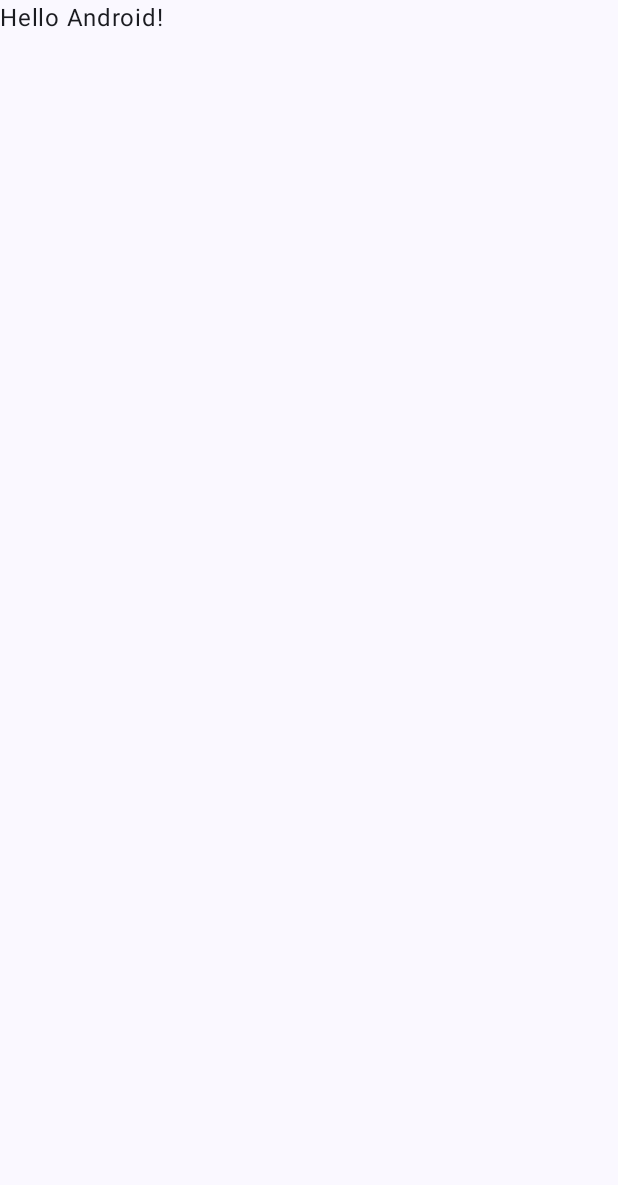
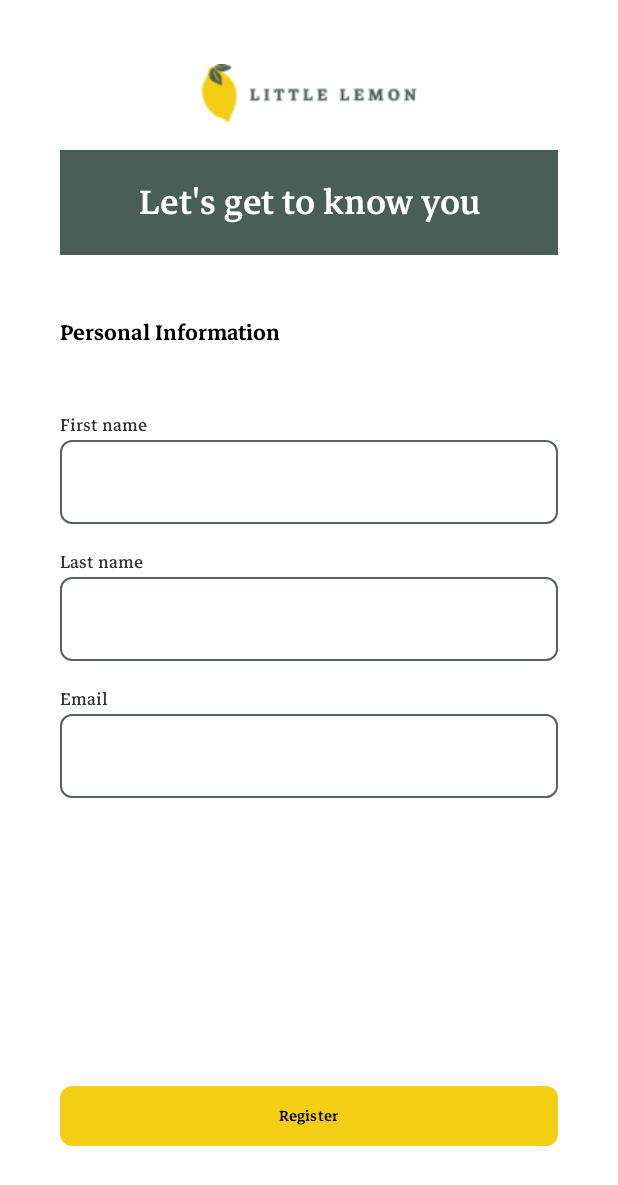
Before and after one commit to GwakoSyprose/little-lemon, an Android app built with Jetpack Compose: the screen it shows after launch (MainActivity), on a phone screen of 412 x 824 dp. Before the commit the part shown is almost empty. Shown: the top 1185 px of the screen. Run offline under Robolectric (Android 15) with nearby library versions, the phone set to English and light mode, and no system bars.

Commit message:
add navigation and profile screen

```diff
--- /dev/null
+++ b/app/src/main/java/dev/syprosegwako/littlelemon/Destinations.kt
@@ -0,0 +1,17 @@
+package dev.syprosegwako.littlelemon
+
+interface Destinations {
+    val route: String
+}
+
+object Onboarding: Destinations {
+    override val route = "Onboarding"
+}
+
+object Home: Destinations {
+    override val route = "Home"
+}
+
+object Profile: Destinations {
+    override val route = "Profile"
+}
--- a/app/src/main/java/dev/syprosegwako/littlelemon/MainActivity.kt
+++ b/app/src/main/java/dev/syprosegwako/littlelemon/MainActivity.kt
@@ -11,6 +11,7 @@ import androidx.compose.material3.Text
 import androidx.compose.runtime.Composable
 import androidx.compose.ui.Modifier
 import androidx.compose.ui.tooling.preview.Preview
+import androidx.navigation.compose.rememberNavController
 import dev.syprosegwako.littlelemon.ui.theme.LittleLemonTheme
 
 class MainActivity : ComponentActivity() {
@@ -18,30 +19,12 @@ class MainActivity : ComponentActivity() {
         super.onCreate(savedInstanceState)
         enableEdgeToEdge()
         setContent {
+            val navController = rememberNavController()
             LittleLemonTheme {
                 Scaffold(modifier = Modifier.fillMaxSize()) { innerPadding ->
-                    Greeting(
-                        name = "Android",
-                        modifier = Modifier.padding(innerPadding)
-                    )
+                    Navigation(navController,  modifier = Modifier.padding(innerPadding))
                 }
             }
         }
     }
 }
-
-@Composable
-fun Greeting(name: String, modifier: Modifier = Modifier) {
-    Text(
-        text = "Hello $name!",
-        modifier = modifier
-    )
-}
-
-@Preview(showBackground = true)
-@Composable
-fun GreetingPreview() {
-    LittleLemonTheme {
-        Greeting("Android")
-    }
-}
--- /dev/null
+++ b/app/src/main/java/dev/syprosegwako/littlelemon/Navigation.kt
@@ -0,0 +1,37 @@
+package dev.syprosegwako.littlelemon
+
+import androidx.compose.runtime.Composable
+import androidx.compose.runtime.remember
+import androidx.compose.ui.Modifier
+import androidx.compose.ui.platform.InspectableModifier
+import androidx.compose.ui.platform.LocalContext
+import androidx.navigation.NavHostController
+import androidx.navigation.compose.NavHost
+import androidx.navigation.compose.composable
+import dev.syprosegwako.littlelemon.utils.PreferencesManager
+
+@Composable
+fun Navigation(navController: NavHostController, modifier: Modifier){
+
+    val context = LocalContext.current
+    val preferencesManager = remember { PreferencesManager(context) }
+    preferencesManager.clearAllData()
+
+    val firstname = preferencesManager.getData("FIRST_NAME", "")
+    val startDestination = if(firstname.isBlank()) Onboarding.route else Home.route
+
+    NavHost(navController = navController, startDestination = startDestination ) {
+        composable(Onboarding.route){
+            Onboarding(navController)
+        }
+
+        composable(Home.route){
+            Home(navController)
+        }
+
+        composable(Profile.route){
+            Profile(navController)
+        }
+
+    }
+}
--- a/app/src/main/java/dev/syprosegwako/littlelemon/Onboarding.kt
+++ b/app/src/main/java/dev/syprosegwako/littlelemon/Onboarding.kt
@@ -1,5 +1,6 @@
 package dev.syprosegwako.littlelemon
 
+import android.app.LocaleManager
 import androidx.compose.foundation.Image
 import androidx.compose.foundation.background
 import androidx.compose.foundation.layout.Column
@@ -20,43 +21,63 @@ import androidx.compose.material3.Text
 import androidx.compose.runtime.Composable
 import androidx.compose.runtime.getValue
 import androidx.compose.runtime.mutableStateOf
+import androidx.compose.runtime.remember
 import androidx.compose.runtime.saveable.rememberSaveable
 import androidx.compose.runtime.setValue
 import androidx.compose.ui.Alignment
 import androidx.compose.ui.Modifier
 import androidx.compose.ui.graphics.Color
 import androidx.compose.ui.layout.ContentScale
+import androidx.compose.ui.platform.LocalContext
 import androidx.compose.ui.res.colorResource
 import androidx.compose.ui.res.painterResource
+import androidx.compose.ui.text.font.FontWeight
 import androidx.compose.ui.text.input.KeyboardType
 import androidx.compose.ui.text.style.TextAlign
 import androidx.compose.ui.tooling.preview.Preview
 import androidx.compose.ui.unit.dp
+import androidx.navigation.NavController
+import androidx.navigation.NavHostController
+import androidx.navigation.compose.rememberNavController
+import dev.syprosegwako.littlelemon.utils.PreferencesManager
+import dev.syprosegwako.littlelemon.utils.displayText
+import dev.syprosegwako.littlelemon.utils.inputFieldTextStyle
+import dev.syprosegwako.littlelemon.utils.markaziTextFamily
+import dev.syprosegwako.littlelemon.utils.paragraphTitleTextStyle
 
 @Composable
-fun Onboarding(){
+fun Onboarding(navController: NavController) {
+
+    val context = LocalContext.current
+    val preferencesManager = remember { PreferencesManager(context) }
+
     var firstName by rememberSaveable { mutableStateOf("") }
     var lastName by rememberSaveable { mutableStateOf("") }
     var email by rememberSaveable { mutableStateOf("") }
+    var validationText by rememberSaveable { mutableStateOf("") }
+
+    val isError = firstName.isBlank() && lastName.isBlank() && email.isBlank()
+
+    fun processRegistration() {
+        if (isError) {
+            validationText = "Registration unsuccessful. Please enter all data."
+        } else {
+            preferencesManager.saveData("FIRST_NAME", firstName)
+            preferencesManager.saveData("LAST_NAME", lastName)
+            preferencesManager.saveData("EMAIL", email)
+            validationText = "Registration successful!"
+            navController.navigate(Home.route)
+        }
+    }
 
     Column(
         Modifier
             .fillMaxSize()
             .background(color = Color.White)
-            .padding(16.dp)
+            .padding(40.dp)
     ) {
         //logo
-            Image(
-                painter = painterResource(id = R.drawable.logo),
-                contentDescription = "Logo",
-                contentScale = ContentScale.FillWidth,
-                modifier = Modifier
-                    .width(180.dp)
-                    .height(60.dp)
-                    .padding(bottom = 16.dp)
-                    .background(colorResource(id = R.color.white))
-                    .align(Alignment.CenterHorizontally)
-            )
+        Logo(modifier = Modifier.align(Alignment.CenterHorizontally))
         //header
         Text(
             text = "Let's get to know you",
@@ -96,14 +117,22 @@ fun Onboarding(){
             onValueChange = { email = it },
             keyboardType = KeyboardType.Email
         )
+        //validation text
+        Text(
+            text = validationText,
+            color = if (isError) colorResource(R.color.red) else colorResource(R.color.primary1),
+            fontFamily = markaziTextFamily,
+            fontWeight = FontWeight.Medium
+        )
+
         // Spacer to push the button to the bottom
         Spacer(modifier = Modifier.weight(1f))
         //button
         Button(
-            onClick = { /*TODO*/ },
             colors = ButtonDefaults.buttonColors(colorResource(id = R.color.primary2)),
             shape = RoundedCornerShape(8.dp),
-            modifier = Modifier.fillMaxWidth()
+            modifier = Modifier.fillMaxWidth().padding(bottom = 16.dp),
+            onClick = { processRegistration() }
         )
         {
             Text(
@@ -117,10 +146,25 @@ fun Onboarding(){
 }
 
 @Composable
+fun Logo(modifier: Modifier){
+    Image(
+        painter = painterResource(id = R.drawable.logo),
+        contentDescription = "Logo",
+        contentScale = ContentScale.FillWidth,
+        modifier = modifier
+            .width(180.dp)
+            .height(60.dp)
+            .padding(bottom = 16.dp)
+            .background(colorResource(id = R.color.white))
+    )
+}
+
+@Composable
 fun GenericTextField(
     label: String,
     value: String,
     onValueChange: (String) -> Unit,
+    readOnly: Boolean = false,
     keyboardType: KeyboardType = KeyboardType.Text
 ) {
     Column {
@@ -141,6 +185,7 @@ fun GenericTextField(
                 cursorColor = colorResource(id = R.color.primary1)
             ),
             maxLines = 1,
+            readOnly = readOnly,
             singleLine = true,
             modifier = Modifier
                 .fillMaxWidth()
@@ -148,8 +193,10 @@ fun GenericTextField(
         )
     }
 }
+
 @Preview(backgroundColor = 1, showBackground = true)
 @Composable
-fun OnboardingPreview(){
-    Onboarding()
+fun OnboardingPreview() {
+    val navController = rememberNavController()
+    Onboarding(navController)
 }
--- /dev/null
+++ b/app/src/main/java/dev/syprosegwako/littlelemon/utils/PreferencesManager.kt
@@ -0,0 +1,25 @@
+package dev.syprosegwako.littlelemon.utils
+
+import android.content.Context
+import android.content.SharedPreferences
+
+class PreferencesManager(context: Context) {
+    private val sharedPreferences: SharedPreferences =
+        context.getSharedPreferences("LittleLemonPrefs", Context.MODE_PRIVATE)
+
+    fun saveData(key: String, value: String) {
+        val editor = sharedPreferences.edit()
+        editor.putString(key, value)
+        editor.apply()
+    }
+
+    fun getData(key: String, defaultValue: String): String {
+        return sharedPreferences.getString(key, defaultValue) ?: defaultValue
+    }
+
+    fun clearAllData() {
+        val editor = sharedPreferences.edit()
+        editor.clear()
+        editor.apply()
+    }
+}
--- a/app/src/main/res/values/colors.xml
+++ b/app/src/main/res/values/colors.xml
@@ -9,6 +9,7 @@
 
     <color name="black">#FF000000</color>
     <color name="white">#FFFFFFFF</color>
+    <color name="red">#B11819</color>
 
 
 </resources>
```
Also changed, not shown: app/src/main/java/dev/syprosegwako/littlelemon/Home.kt (added, +18 -0 lines), app/src/main/java/dev/syprosegwako/littlelemon/Profile.kt (added, +105 -0 lines), app/src/main/java/dev/syprosegwako/littlelemon/utils/UIStyles.kt (renamed from app/src/main/java/dev/syprosegwako/littlelemon/UIStyles.kt, +2 -7 lines). Lines whose indentation alone changed are shown as unchanged.
